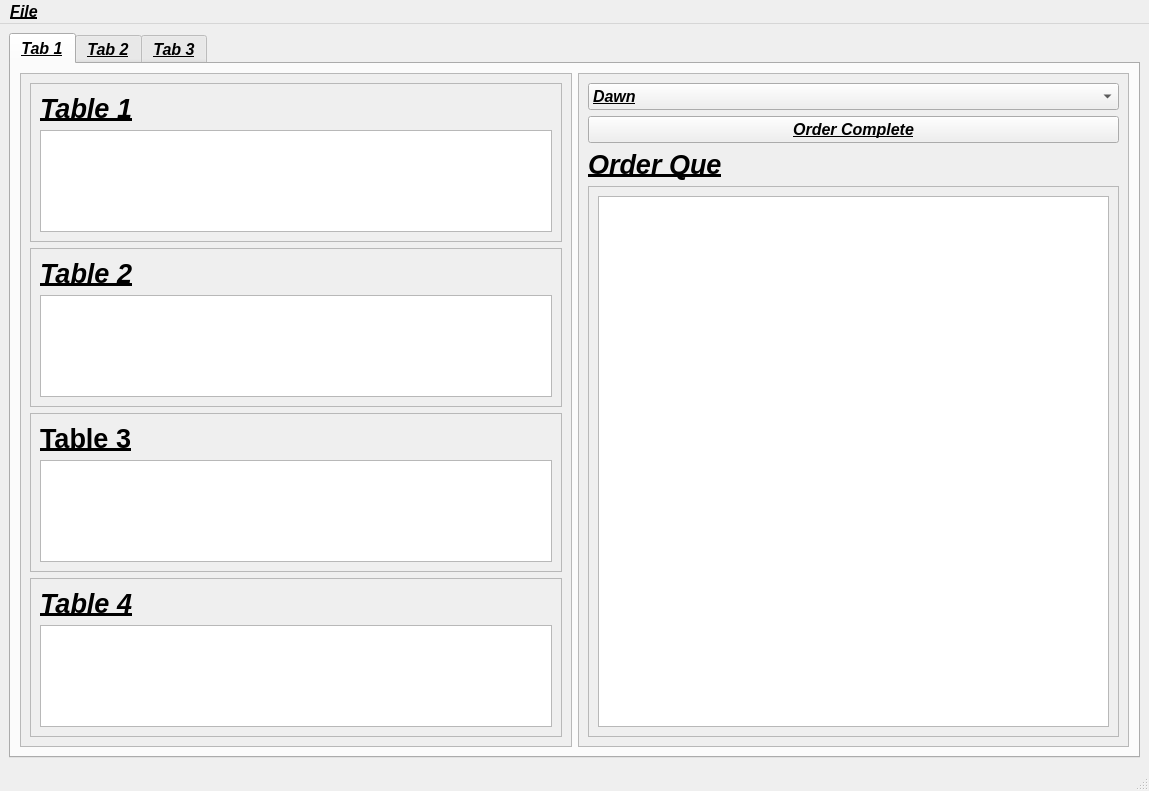
Qt form GUI_Designer/Test.ui (SeanMcgazza/PUB_GUI) before a commit.
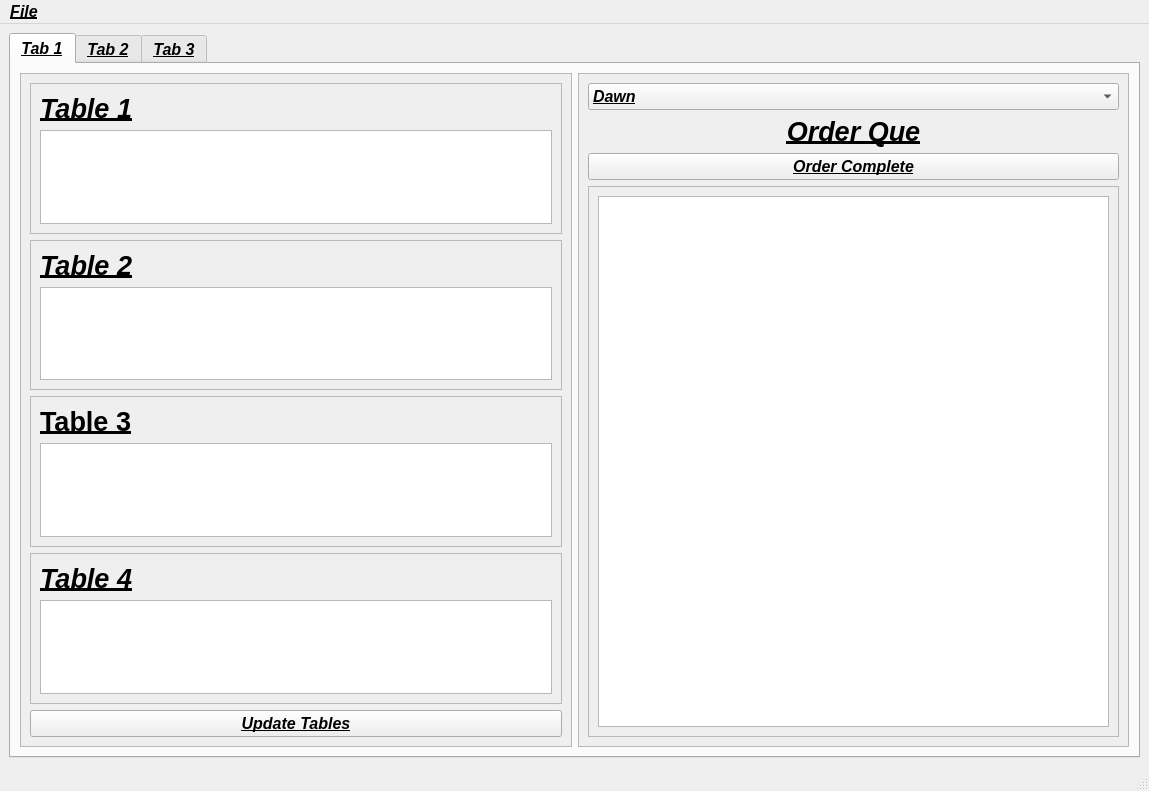
The same form after that commit.

Commit message: Updated to order confirmation and que works

The edit to the form file:
```diff
--- a/GUI_Designer/Test.ui
+++ b/GUI_Designer/Test.ui
@@ -47,7 +47,7 @@
              <x>0</x>
              <y>0</y>
              <width>544</width>
-             <height>657</height>
+             <height>649</height>
             </rect>
            </property>
            <layout class="QVBoxLayout" name="verticalLayout">
@@ -307,6 +307,24 @@
               </widget>
              </widget>
             </item>
+            <item>
+             <widget class="QPushButton" name="Order_button">
+              <property name="font">
+               <font>
+                <family>Arial</family>
+                <pointsize>12</pointsize>
+                <weight>75</weight>
+                <italic>true</italic>
+                <bold>true</bold>
+                <underline>true</underline>
+                <strikeout>false</strikeout>
+               </font>
+              </property>
+              <property name="text">
+               <string>Update Tables</string>
+              </property>
+             </widget>
+            </item>
            </layout>
           </widget>
          </widget>
@@ -322,28 +340,10 @@
              <x>0</x>
              <y>0</y>
              <width>544</width>
-             <height>657</height>
+             <height>649</height>
             </rect>
            </property>
            <layout class="QGridLayout" name="gridLayout_2">
-            <item row="1" column="0">
-             <widget class="QPushButton" name="Order_button">
-              <property name="font">
-               <font>
-                <family>Arial</family>
-                <pointsize>12</pointsize>
-                <weight>75</weight>
-                <italic>true</italic>
-                <bold>true</bold>
-                <underline>true</underline>
-                <strikeout>false</strikeout>
-               </font>
-              </property>
-              <property name="text">
-               <string>Order Complete</string>
-              </property>
-             </widget>
-            </item>
             <item row="0" column="0">
              <widget class="QComboBox" name="comboBox">
               <property name="font">
@@ -379,7 +379,28 @@
               </item>
              </widget>
             </item>
-            <item row="3" column="0">
+            <item row="2" column="0">
+             <widget class="QLabel" name="Order_Que_2">
+              <property name="font">
+               <font>
+                <family>Arial</family>
+                <pointsize>20</pointsize>
+                <weight>75</weight>
+                <italic>true</italic>
+                <bold>true</bold>
+                <underline>true</underline>
+                <strikeout>false</strikeout>
+               </font>
+              </property>
+              <property name="text">
+               <string>Order Que</string>
+              </property>
+              <property name="alignment">
+               <set>Qt::AlignCenter</set>
+              </property>
+             </widget>
+            </item>
+            <item row="4" column="0">
              <widget class="QScrollArea" name="scrollArea_7">
               <property name="widgetResizable">
                <bool>true</bool>
@@ -401,21 +422,10 @@
               </widget>
              </widget>
             </item>
-            <item row="2" column="0">
-             <widget class="QLabel" name="Order_Que_2">
-              <property name="font">
-               <font>
-                <family>Arial</family>
-                <pointsize>20</pointsize>
-                <weight>75</weight>
-                <italic>true</italic>
-                <bold>true</bold>
-                <underline>true</underline>
-                <strikeout>false</strikeout>
-               </font>
-              </property>
+            <item row="3" column="0">
+             <widget class="QPushButton" name="Order_Complete">
               <property name="text">
-               <string>Order Que</string>
+               <string>Order Complete</string>
               </property>
              </widget>
             </item>
```
Left out of the diff: 6 changed lines with no effect on the pictures. The commit also changes 7 other files.
